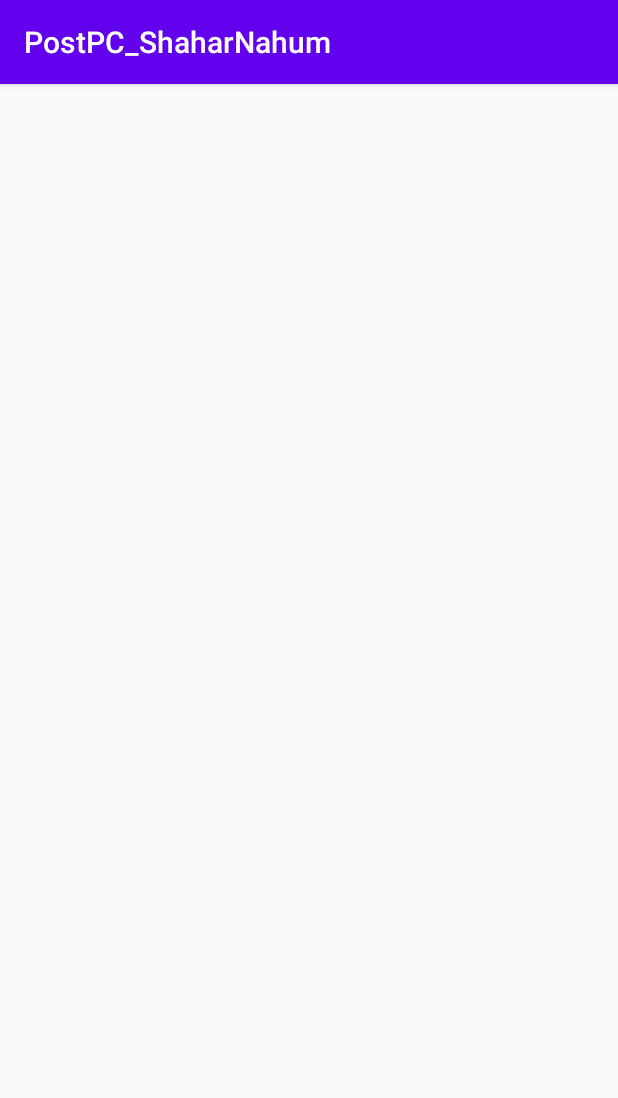
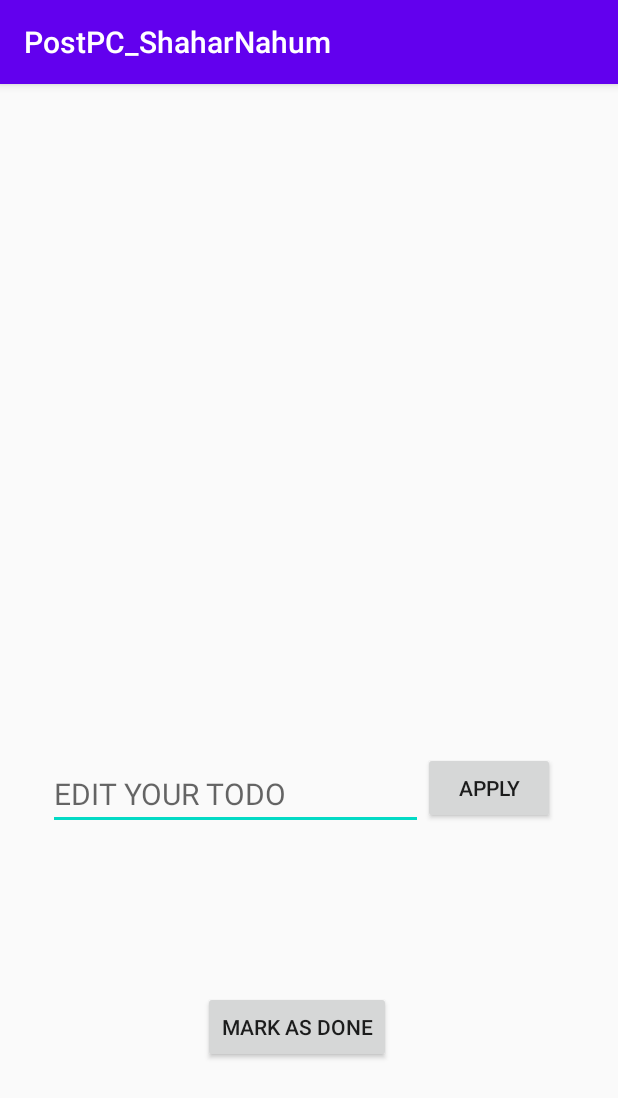
Before and after one commit to Shaharna/PostPC_ShaharNahum, an Android app: the EditTodoActivity screen opened directly, with no data from a screen before it, on a phone screen of 412 x 824 dp. Shown: the top 1098 px of the screen. Run offline under Robolectric (Android 15) with nearby library versions, the phone set to English and light mode, and no system bars; our stand-ins replace Firebase (no records; nobody signed in at launch, a user with empty details on screens opened directly); 1 statement that could not run was skipped.

Commit message:
EX4 - Activity number 2 needed.

```diff
--- a/app/src/main/java/com/example/postpc_shaharnahum/EditTodoActivity.java
+++ b/app/src/main/java/com/example/postpc_shaharnahum/EditTodoActivity.java
@@ -5,21 +5,70 @@ import androidx.appcompat.app.AppCompatActivity;
 import android.content.Context;
 import android.content.Intent;
 import android.os.Bundle;
+import android.text.TextUtils;
+import android.view.View;
+import android.widget.Button;
+import android.widget.EditText;
 import android.widget.TextView;
+import android.widget.Toast;
 
 public class EditTodoActivity extends AppCompatActivity {
+
+    TodoBoomApp myApp;
 
     @Override
     protected void onCreate(Bundle savedInstanceState) {
         super.onCreate(savedInstanceState);
         setContentView(R.layout.activity_edit_todo);
-        final TodoBoomApp myAppContext = (TodoBoomApp) getApplicationContext();
-        final TextView textView = findViewById(R.id.edit_todo_text_view);
+        final TodoBoomApp myApp = (TodoBoomApp) getApplicationContext();
+
+        final TextView textView = findViewById(R.id.edit_todo_content_text_view);
+        final Button applyBtn = findViewById(R.id.edit_todo_apply_btn);
+        final Button markDoneBtn = findViewById(R.id.edit_todo_mark_done_btn);
+        final EditText editText = findViewById(R.id.edit_todo_edit_text);
 
         Intent intentCreatedMe = getIntent();
         String todoId = intentCreatedMe.getStringExtra("selected todo id");
-        Todo todo = myAppContext.getTodoItemById(todoId);
+        final Todo todo = myApp.getTodoItemById(todoId);
 
         textView.setText(todo._content);
+
+        applyBtn.setOnClickListener(new View.OnClickListener() {
+            @Override
+            public void onClick(View v) {
+                if (TextUtils.isEmpty(editText.getText())) {
+                    Context context = getApplicationContext();
+                    CharSequence text = "You can't apply an empty text to a TODO item, oh silly!";
+                    int duration = Toast.LENGTH_SHORT;
+
+                    Toast toast = Toast.makeText(context, text, duration);
+                    toast.show();
+                } else {
+                    myApp.setTodoContent(todo, editText.getText().toString());
+                    editText.getText().clear();
+                    textView.setText(todo._content);
+                    myApp._adapter.setTodoList(myApp.getItemsList());
+                    Context context = getApplicationContext();
+                    CharSequence text = "Edition was made successfully";
+                    int duration = Toast.LENGTH_SHORT;
+
+                    Toast toast = Toast.makeText(context, text, duration);
+                    toast.show();
+                }
+            }
+        });
+
+        markDoneBtn.setOnClickListener(new View.OnClickListener() {
+            @Override
+            public void onClick(View v) {
+                if ( !todo._isDone) {
+                    myApp.markTodoAsDone(todo);
+                    myApp._adapter.setTodoList(myApp.getItemsList());
+
+                    finish();
+                }
+            }
+        });
+
     }
 }
--- a/app/src/main/java/com/example/postpc_shaharnahum/TodoBoomApp.java
+++ b/app/src/main/java/com/example/postpc_shaharnahum/TodoBoomApp.java
@@ -45,4 +45,9 @@ public class TodoBoomApp extends Application {
         _firebaseManager.markTodoAsDone(todo);
     }
 
+    void setTodoContent(Todo todo, String newContent)
+    {
+        _firebaseManager.setTodoContent(todo, newContent);
+    }
+
 }
--- a/app/src/main/res/layout/activity_edit_todo.xml
+++ b/app/src/main/res/layout/activity_edit_todo.xml
@@ -7,13 +7,73 @@
     tools:context=".EditTodoActivity">
 
     <TextView
-        android:id="@+id/edit_todo_text_view"
+        android:id="@+id/edit_todo_content_text_view"
         android:layout_width="wrap_content"
         android:layout_height="wrap_content"
         app:layout_constraintTop_toTopOf="parent"
         app:layout_constraintStart_toStartOf="parent"
-        app:layout_constraintEnd_toEndOf="parent"/>
+        app:layout_constraintEnd_toEndOf="parent"
+        android:layout_marginTop="32dp"
+        android:textSize="20sp"/>
 
+    <TextView
+        android:id="@+id/edit_todo_creationTimestamp_text_view"
+        android:layout_width="wrap_content"
+        android:layout_height="wrap_content"
+        app:layout_constraintTop_toBottomOf="@id/edit_todo_content_text_view"
+        app:layout_constraintStart_toStartOf="parent"
+        app:layout_constraintEnd_toEndOf="parent"
+        android:layout_marginTop="32dp"
+        android:textSize="20sp"/>
 
+    <TextView
+        android:id="@+id/edit_todo_editTimestamp_text_view"
+        android:layout_width="wrap_content"
+        android:layout_height="wrap_content"
+        app:layout_constraintTop_toBottomOf="@id/edit_todo_creationTimestamp_text_view"
+        app:layout_constraintStart_toStartOf="parent"
+        app:layout_constraintEnd_toEndOf="parent"
+        android:layout_marginTop="32dp"
+        android:textSize="20sp"/>
+
+    <Button
+        android:id="@+id/edit_todo_apply_btn"
+        android:text="@string/apply_btn"
+        android:layout_width="wrap_content"
+        android:layout_height="wrap_content"
+        app:layout_constraintRight_toRightOf="parent"
+        app:layout_constraintBottom_toBottomOf="parent"
+        app:layout_constraintTop_toBottomOf="@id/edit_todo_editTimestamp_text_view"
+        app:layout_constraintStart_toEndOf="@id/edit_todo_edit_text"
+        android:layout_marginEnd="0dp"
+        android:layout_marginBottom="8dp"/>
+
+    <EditText
+        android:id="@+id/edit_todo_edit_text"
+        android:layout_width="wrap_content"
+        android:layout_height="wrap_content"
+        app:layout_constraintStart_toStartOf="parent"
+        app:layout_constraintEnd_toStartOf="@id/edit_todo_apply_btn"
+        app:layout_constraintTop_toBottomOf="@id/edit_todo_editTimestamp_text_view"
+        app:layout_constraintBottom_toBottomOf="parent"
+        android:layout_marginStart="32dp"
+        android:textSize="20sp"
+        android:minWidth="250dp"
+        android:maxWidth="250dp"
+        android:inputType="text"
+        android:importantForAutofill="no"
+        android:hint="@string/edit_your_todo"/>
+
+    <Button
+        android:id="@+id/edit_todo_mark_done_btn"
+        android:text="@string/mark_as_done_btn"
+        android:layout_width="wrap_content"
+        android:layout_height="wrap_content"
+        app:layout_constraintBottom_toBottomOf="parent"
+        app:layout_constraintTop_toBottomOf="@id/edit_todo_edit_text"
+        app:layout_constraintStart_toStartOf="parent"
+        app:layout_constraintEnd_toEndOf="parent"
+        android:layout_marginEnd="16dp"
+        android:layout_marginBottom="8dp"/>
 
 </androidx.constraintlayout.widget.ConstraintLayout>
--- a/app/src/main/res/values/strings.xml
+++ b/app/src/main/res/values/strings.xml
@@ -5,4 +5,7 @@
     <string name="are_you_sure_to_delete">Are You Sure to delete?</string>
     <string name="close">Close</string>
     <string name="delete">Delete</string>
+    <string name="edit_your_todo">EDIT YOUR TODO</string>
+    <string name="apply_btn">Apply</string>
+    <string name="mark_as_done_btn">Mark as done</string>
 </resources>
```
Also changed, not shown: app/src/main/java/com/example/postpc_shaharnahum/MainActivity.java (+6 -5 lines), app/src/main/java/com/example/postpc_shaharnahum/Todo.java (+30 -2 lines), app/src/main/java/com/example/postpc_shaharnahum/TodosInFirebaseManager.java (+24 -31 lines).
